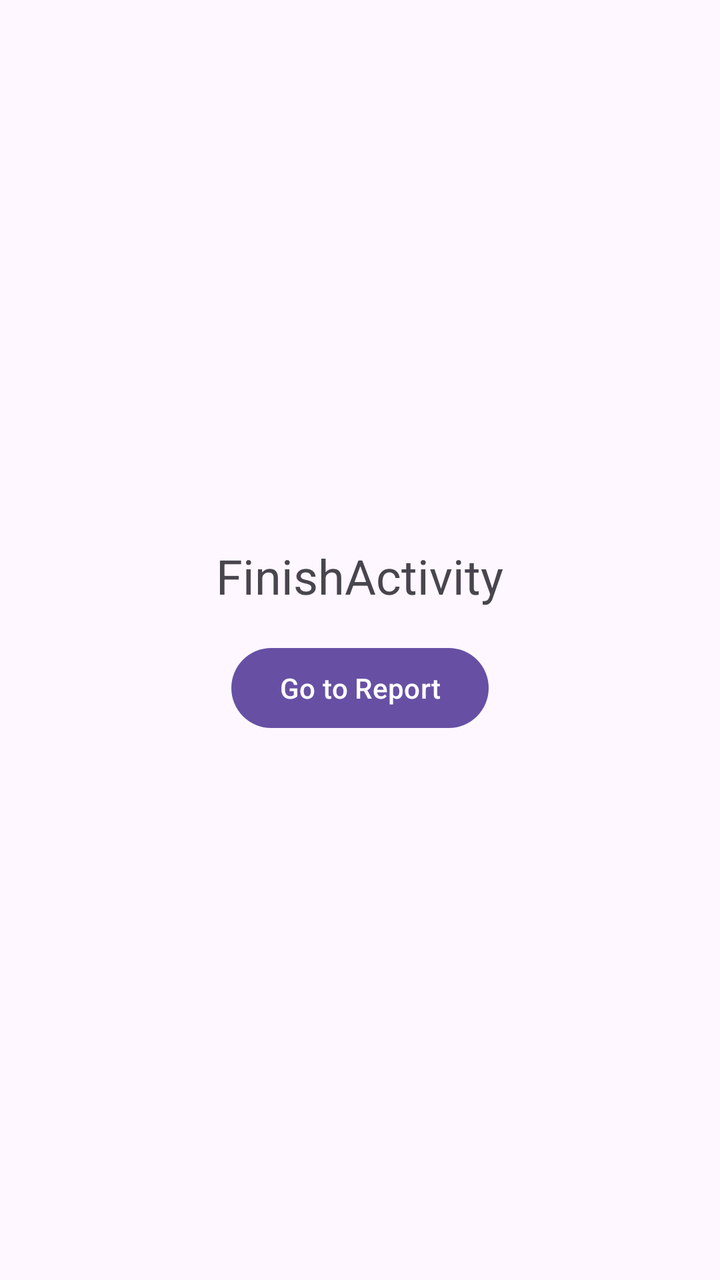
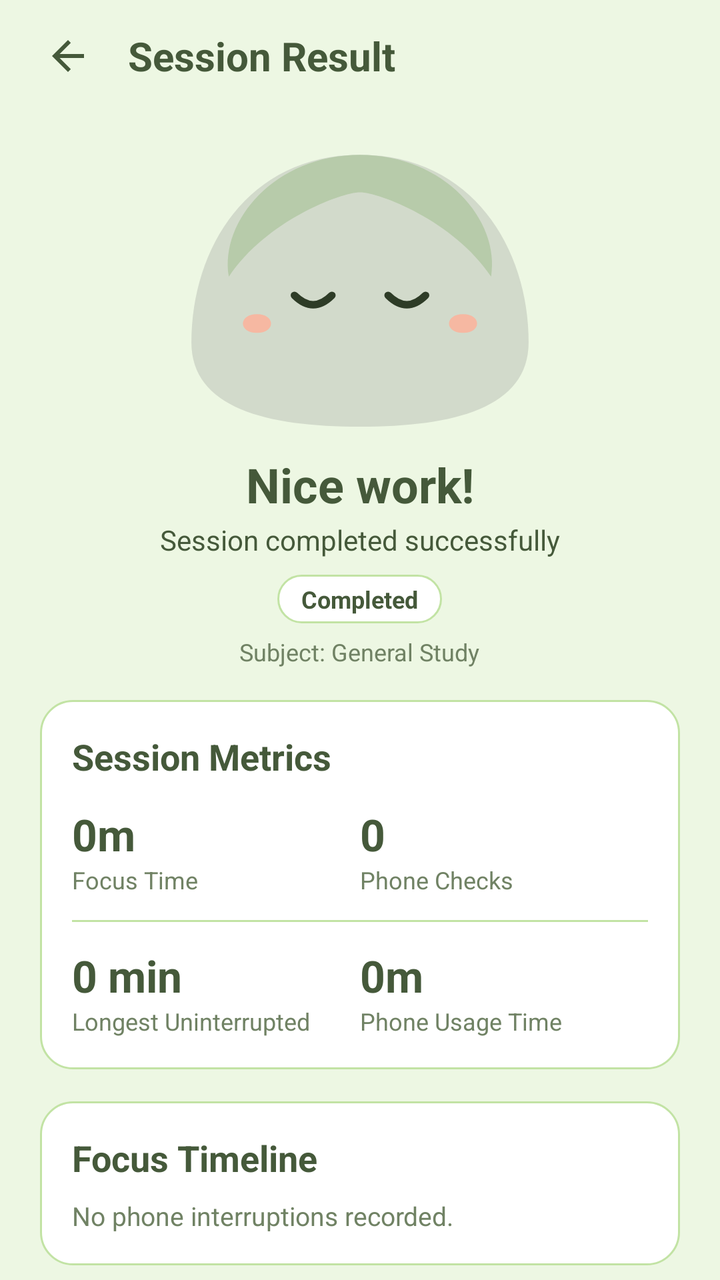

Two renders of the same Android screen: before a commit and after it. Below are the layout's source before the change and the commit's diff.
<!-- AndroidManifest.xml: application theme Theme.FocusTrace -->
<!-- res/layout/activity_finish.xml -->
<?xml version="1.0" encoding="utf-8"?>
<LinearLayout xmlns:android="http://schemas.android.com/apk/res/android"
    android:layout_width="match_parent"
    android:layout_height="match_parent"
    android:gravity="center"
    android:orientation="vertical"
    android:padding="16dp">

    <TextView
        android:id="@+id/tv_title"
        android:layout_width="wrap_content"
        android:layout_height="wrap_content"
        android:text="FinishActivity"
        android:textSize="24sp" />

    <com.google.android.material.button.MaterialButton
        android:id="@+id/btn_report"
        android:layout_width="wrap_content"
        android:layout_height="wrap_content"
        android:layout_marginTop="16dp"
        android:text="Go to Report" />

</LinearLayout>
<!-- resources referenced by this layout -->
<resources>
  <!-- unchanged entries left out for length: 2 -->
</resources>

<!-- the commit's change to res/layout/activity_finish.xml (unified diff, before → after) -->
@@ -1,23 +1,480 @@
 <?xml version="1.0" encoding="utf-8"?>
 <LinearLayout xmlns:android="http://schemas.android.com/apk/res/android"
+    xmlns:app="http://schemas.android.com/apk/res-auto"
+    xmlns:tools="http://schemas.android.com/tools"
+    android:id="@+id/finish_root"
     android:layout_width="match_parent"
     android:layout_height="match_parent"
-    android:gravity="center"
+    android:background="@color/focus_bg_light"
     android:orientation="vertical"
-    android:padding="16dp">
-
-    <TextView
-        android:id="@+id/tv_title"
-        android:layout_width="wrap_content"
-        android:layout_height="wrap_content"
-        android:text="FinishActivity"
-        android:textSize="24sp" />
-
-    <com.google.android.material.button.MaterialButton
-        android:id="@+id/btn_report"
-        android:layout_width="wrap_content"
-        android:layout_height="wrap_content"
-        android:layout_marginTop="16dp"
-        android:text="Go to Report" />
+    tools:context=".ui.FinishActivity">
+
+    
+    <LinearLayout
+        android:layout_width="match_parent"
+        android:layout_height="56dp"
+        android:gravity="center_vertical"
+        android:orientation="horizontal"
+        android:paddingHorizontal="16dp">
+
+        <ImageView
+            android:id="@+id/btn_back"
+            android:layout_width="36dp"
+            android:layout_height="36dp"
+            android:background="?attr/selectableItemBackgroundBorderless"
+            android:clickable="true"
+            android:contentDescription="Back"
+            android:focusable="true"
+            android:padding="6dp"
+            android:src="@drawable/ic_arrow_back"
+            app:tint="@color/focus_text_dark" />
+
+        <TextView
+            android:id="@+id/tv_screen_title"
+            android:layout_width="0dp"
+            android:layout_height="wrap_content"
+            android:layout_marginStart="12dp"
+            android:layout_weight="1"
+            android:text="Session Result"
+            android:textColor="@color/focus_text_dark"
+            android:textSize="20sp"
+            android:textStyle="bold" />
+    </LinearLayout>
+
+    <androidx.core.widget.NestedScrollView
+        android:layout_width="match_parent"
+        android:layout_height="0dp"
+        android:layout_weight="1"
+        android:fillViewport="true">
+
+        <LinearLayout
+            android:layout_width="match_parent"
+            android:layout_height="wrap_content"
+            android:orientation="vertical"
+            android:paddingHorizontal="20dp"
+            android:paddingTop="12dp"
+            android:paddingBottom="24dp">
+
+            
+            <LinearLayout
+                android:layout_width="match_parent"
+                android:layout_height="wrap_content"
+                android:gravity="center_horizontal"
+                android:orientation="vertical"
+                android:paddingBottom="16dp">
+
+                <ImageView
+                    android:layout_width="200dp"
+                    android:layout_height="150dp"
+                    android:contentDescription="Mascot"
+                    android:src="@drawable/ic_trace_calm_stone" />
+
+                <TextView
+                    android:id="@+id/tv_hero_heading"
+                    android:layout_width="wrap_content"
+                    android:layout_height="wrap_content"
+                    android:layout_marginTop="8dp"
+                    android:text="Nice work!"
+                    android:textColor="@color/focus_text_dark"
+                    android:textSize="24sp"
+                    android:textStyle="bold" />
+
+                <TextView
+                    android:id="@+id/tv_hero_subtext"
+                    android:layout_width="wrap_content"
+                    android:layout_height="wrap_content"
+                    android:layout_marginTop="2dp"
+                    android:text="Session completed successfully"
+                    android:textColor="@color/focus_text_dark"
+                    android:textSize="14sp" />
+
+                
+                <TextView
+                    android:id="@+id/tv_status_badge"
+                    android:layout_width="wrap_content"
+                    android:layout_height="wrap_content"
+                    android:layout_marginTop="8dp"
+                    android:background="@drawable/bg_status_badge"
+                    android:paddingHorizontal="12dp"
+                    android:paddingVertical="4dp"
+                    android:text="Completed"
+                    android:textColor="@color/focus_text_dark"
+                    android:textSize="12sp"
+                    android:textStyle="bold" />
+
+                <TextView
+                    android:id="@+id/tv_session_meta"
+                    android:layout_width="wrap_content"
+                    android:layout_height="wrap_content"
+                    android:layout_marginTop="6dp"
+                    android:text="Subject: General Study"
+                    android:textColor="@color/focus_text_secondary"
+                    android:textSize="12sp" />
+
+            </LinearLayout>
+
+            
+            <LinearLayout
+                android:layout_width="match_parent"
+                android:layout_height="wrap_content"
+                android:background="@drawable/bg_rounded_card_white"
+                android:orientation="vertical"
+                android:padding="16dp">
+
+                <TextView
+                    android:layout_width="wrap_content"
+                    android:layout_height="wrap_content"
+                    android:text="Session Metrics"
+                    android:textColor="@color/focus_text_dark"
+                    android:textSize="18sp"
+                    android:textStyle="bold" />
+
+                <LinearLayout
+                    android:layout_width="match_parent"
+                    android:layout_height="wrap_content"
+                    android:layout_marginTop="12dp"
+                    android:orientation="horizontal">
+
+                    <LinearLayout
+                        android:layout_width="0dp"
+                        android:layout_height="wrap_content"
+                        android:layout_weight="1"
+                        android:orientation="vertical">
+
+                        <TextView
+                            android:id="@+id/tv_metric_focus"
+                            android:layout_width="wrap_content"
+                            android:layout_height="wrap_content"
+                            android:text="0m"
+                            android:textColor="@color/focus_text_dark"
+                            android:textSize="22sp"
+                            android:textStyle="bold" />
+
+                        <TextView
+                            android:layout_width="wrap_content"
+                            android:layout_height="wrap_content"
+                            android:text="Focus Time"
+                            android:textColor="@color/focus_text_secondary"
+                            android:textSize="12sp" />
+                    </LinearLayout>
+
+                    <LinearLayout
+                        android:layout_width="0dp"
+                        android:layout_height="wrap_content"
+                        android:layout_weight="1"
+                        android:orientation="vertical">
+
+                        <TextView
+                            android:id="@+id/tv_metric_checks"
+                            android:layout_width="wrap_content"
+                            android:layout_height="wrap_content"
+                            android:text="0"
+                            android:textColor="@color/focus_text_dark"
+                            android:textSize="22sp"
+                            android:textStyle="bold" />
+
+                        <TextView
+                            android:layout_width="wrap_content"
+                            android:layout_height="wrap_content"
+                            android:text="Phone Checks"
+                            android:textColor="@color/focus_text_secondary"
+                            android:textSize="12sp" />
+                    </LinearLayout>
+                </LinearLayout>
+
+                <View
+                    android:layout_width="match_parent"
+                    android:layout_height="1dp"
+                    android:layout_marginVertical="12dp"
+                    android:background="@color/focus_divider" />
+
+                <LinearLayout
+                    android:layout_width="match_parent"
+                    android:layout_height="wrap_content"
+                    android:orientation="horizontal">
+
+                    <LinearLayout
+                        android:layout_width="0dp"
+                        android:layout_height="wrap_content"
+                        android:layout_weight="1"
+                        android:orientation="vertical">
+
+                        <TextView
+                            android:id="@+id/tv_metric_longest"
+                            android:layout_width="wrap_content"
+                            android:layout_height="wrap_content"
+                            android:text="0 min"
+                            android:textColor="@color/focus_text_dark"
+                            android:textSize="22sp"
+                            android:textStyle="bold" />
+
+                        <TextView
+                            android:layout_width="wrap_content"
+                            android:layout_height="wrap_content"
+                            android:text="Longest Uninterrupted"
+                            android:textColor="@color/focus_text_secondary"
+                            android:textSize="12sp" />
+                    </LinearLayout>
+
+                    <LinearLayout
+                        android:layout_width="0dp"
+                        android:layout_height="wrap_content"
+                        android:layout_weight="1"
+                        android:orientation="vertical">
+
+                        <TextView
+                            android:id="@+id/tv_metric_phone_use"
+                            android:layout_width="wrap_content"
+                            android:layout_height="wrap_content"
+                            android:text="0m"
+                            android:textColor="@color/focus_text_dark"
+                            android:textSize="22sp"
+                            android:textStyle="bold" />
+
+                        <TextView
+                            android:layout_width="wrap_content"
+                            android:layout_height="wrap_content"
+                            android:text="Phone Usage Time"
+                            android:textColor="@color/focus_text_secondary"
+                            android:textSize="12sp" />
+                    </LinearLayout>
+                </LinearLayout>
+
+            </LinearLayout>
+
+            
+            <LinearLayout
+                android:layout_width="match_parent"
+                android:layout_height="wrap_content"
+                android:layout_marginTop="16dp"
+                android:background="@drawable/bg_rounded_card_white"
+                android:orientation="vertical"
+                android:padding="16dp">
+
+                <TextView
+                    android:layout_width="match_parent"
+                    android:layout_height="wrap_content"
+                    android:text="Focus Timeline"
+                    android:textColor="@color/focus_text_dark"
+                    android:textSize="18sp"
+                    android:textStyle="bold" />
+
+                <TextView
+                    android:id="@+id/tv_timeline_summary"
+                    android:layout_width="match_parent"
+                    android:layout_height="wrap_content"
+                    android:layout_marginTop="8dp"
+                    android:text="No phone interruptions recorded."
+                    android:textColor="@color/focus_text_secondary"
+                    android:textSize="13sp" />
+            </LinearLayout>
+
+            
+            <LinearLayout
+                android:layout_width="match_parent"
+                android:layout_height="wrap_content"
+                android:layout_marginTop="16dp"
+                android:background="@drawable/bg_rounded_card_white"
+                android:orientation="vertical"
+                android:padding="16dp">
+
+                <TextView
+                    android:layout_width="match_parent"
+                    android:layout_height="wrap_content"
+                    android:text="What pulled you away"
+                    android:textColor="@color/focus_text_dark"
+                    android:textSize="18sp"
+                    android:textStyle="bold" />
+
+                <TextView
+                    android:id="@+id/tv_distractions_content"
+                    android:layout_width="match_parent"
+                    android:layout_height="wrap_content"
+                    android:layout_marginTop="8dp"
+                    android:text="Nothing pulled you away this time."
+                    android:textColor="@color/focus_text_secondary"
+                    android:textSize="13sp" />
+            </LinearLayout>
+
+            
+            <LinearLayout
+                android:layout_width="match_parent"
+                android:layout_height="wrap_content"
+                android:layout_marginTop="16dp"
+                android:background="@drawable/bg_rounded_card_white"
+                android:orientation="vertical"
+                android:padding="16dp">
+
+                <TextView
+                    android:layout_width="match_parent"
+                    android:layout_height="wrap_content"
+                    android:text="One-line Reflection"
+                    android:textColor="@color/focus_text_dark"
+                    android:textSize="18sp"
+                    android:textStyle="bold" />
+
+                <com.google.android.material.textfield.TextInputLayout
+                    style="@style/Widget.Material3.TextInputLayout.OutlinedBox"
+                    android:layout_width="match_parent"
+                    android:layout_height="wrap_content"
+                    android:layout_marginTop="8dp"
+                    android:hint="Add a short reflection for your Journal"
+                    app:boxStrokeColor="@color/focus_border_green"
+                    app:boxCornerRadiusBottomEnd="12dp"
+                    app:boxCornerRadiusBottomStart="12dp"
+                    app:boxCornerRadiusTopEnd="12dp"
+                    app:boxCornerRadiusTopStart="12dp">
+
+                    <com.google.android.material.textfield.TextInputEditText
+                        android:id="@+id/et_reflection"
+                        android:layout_width="match_parent"
+                        android:layout_height="wrap_content"
+                        android:inputType="text"
+                        android:textColor="@color/focus_text_dark"
+                        android:textSize="14sp" />
+
+                </com.google.android.material.textfield.TextInputLayout>
+
+                <com.google.android.material.button.MaterialButton
+                    android:id="@+id/btn_save_reflection"
+                    style="@style/Widget.Material3.Button.OutlinedButton"
+                    android:layout_width="wrap_content"
+                    android:layout_height="wrap_content"
+                    android:layout_gravity="end"
+                    android:layout_marginTop="8dp"
+                    android:text="Save Reflection"
+                    android:textColor="@color/focus_text_dark"
+                    app:strokeColor="@color/focus_border_green" />
+
+            </LinearLayout>
+
+            
+            <LinearLayout
+                android:layout_width="match_parent"
+                android:layout_height="wrap_content"
+                android:layout_marginTop="16dp"
+                android:background="@drawable/bg_rounded_card"
+                android:orientation="vertical"
+                android:padding="16dp">
+
+                <LinearLayout
+                    android:layout_width="match_parent"
+                    android:layout_height="wrap_content"
+                    android:gravity="center_vertical"
+                    android:orientation="horizontal">
+
+                    <ImageView
+                        android:layout_width="18dp"
+                        android:layout_height="18dp"
+                        android:contentDescription="Sparkles"
+                        android:src="@drawable/ic_sparkles"
+                        app:tint="@color/focus_text_dark" />
+
+                    <TextView
+                        android:layout_width="wrap_content"
+                        android:layout_height="wrap_content"
+                        android:layout_marginStart="8dp"
+                        android:text="Session Summary"
+                        android:textColor="@color/focus_text_dark"
+                        android:textSize="14sp"
+                        android:textStyle="bold" />
+                </LinearLayout>
+
+                <TextView
+                    android:id="@+id/tv_ai_summary_content"
+                    android:layout_width="match_parent"
+                    android:layout_height="wrap_content"
+                    android:layout_marginTop="8dp"
+                    android:text="Generating session summary..."
+                    android:textColor="@color/focus_text_dark"
+                    android:textSize="13sp" />
+            </LinearLayout>
+
+            
+            <LinearLayout
+                android:id="@+id/btn_photo_card"
+                android:layout_width="match_parent"
+                android:layout_height="wrap_content"
+                android:layout_marginTop="16dp"
+                android:background="@drawable/bg_rounded_card_white"
+                android:clickable="true"
+                android:focusable="true"
+                android:orientation="vertical"
+                android:padding="16dp">
+
+                <LinearLayout
+                    android:layout_width="match_parent"
+                    android:layout_height="wrap_content"
+                    android:gravity="center_vertical"
+                    android:orientation="horizontal">
+
+                    <ImageView
+                        android:layout_width="22dp"
+                        android:layout_height="22dp"
+                        android:contentDescription="Info"
+                        android:src="@drawable/ic_info"
+                        app:tint="@color/focus_text_dark" />
+
+                    <TextView
+                        android:layout_width="0dp"
+                        android:layout_height="wrap_content"
+                        android:layout_marginStart="8dp"
+                        android:layout_weight="1"
+                        android:text="Completion Photo (F-08)"
+                        android:textColor="@color/focus_text_dark"
+                        android:textSize="16sp"
+                        android:textStyle="bold" />
+
+                    <ImageView
+                        android:layout_width="18dp"
+                        android:layout_height="18dp"
+                        android:contentDescription="Chevron"
+                        android:src="@drawable/ic_chevron_right"
+                        app:tint="@color/focus_text_dark" />
+                </LinearLayout>
+
+                <TextView
+                    android:layout_width="match_parent"
+                    android:layout_height="wrap_content"
+                    android:layout_marginTop="6dp"
+                    android:text="Add a photo of your study space to complete your session record."
+                    android:textColor="@color/focus_text_secondary"
+                    android:textSize="13sp" />
+
+                <TextView
+                    android:id="@+id/tv_photo_status_note"
+                    android:layout_width="match_parent"
+                    android:layout_height="wrap_content"
+                    android:layout_marginTop="4dp"
+                    android:text="Tap to view photo flow UI. CameraX capture implementation in next phase."
+                    android:textColor="@color/focus_text_dark"
+                    android:textSize="12sp"
+                    android:textStyle="italic" />
+            </LinearLayout>
+
+            
+            <LinearLayout
+                android:id="@+id/btn_done"
+                android:layout_width="match_parent"
+                android:layout_height="52dp"
+                android:layout_marginTop="24dp"
+                android:background="@drawable/bg_button_primary"
+                android:clickable="true"
+                android:focusable="true"
+                android:gravity="center"
+                android:orientation="horizontal">
+
+                <TextView
+                    android:layout_width="wrap_content"
+                    android:layout_height="wrap_content"
+                    android:text="Go to Home"
+                    android:textColor="@color/focus_text_dark"
+                    android:textSize="18sp"
+                    android:textStyle="bold" />
+            </LinearLayout>
+
+        </LinearLayout>
+
+    </androidx.core.widget.NestedScrollView>
 
 </LinearLayout>
<!-- resource entries referenced after the edit -->
@@ -1,5 +1,133 @@
 <!-- resources referenced by this layout -->
 <resources>
+  <color name="focus_bg_light">#EDF7E3</color>
+  <color name="focus_border_green">#C2E3A4</color>
+  <color name="focus_divider">#C2E3A4</color>
+  <color name="focus_text_dark">#45593A</color>
+  <color name="focus_text_secondary">#708264</color>
+  <!-- drawable bg_button_primary (drawable) -->
+  <?xml version="1.0" encoding="utf-8"?>
+  <ripple xmlns:android="http://schemas.android.com/apk/res/android"
+      android:color="#20000000">
+      <item>
+          <shape android:shape="rectangle">
+              <solid android:color="@color/focus_brand_green" />
+              <corners android:radius="14dp" />
+          </shape>
+      </item>
+  </ripple>
+  <!-- drawable bg_rounded_card (drawable) -->
+  <?xml version="1.0" encoding="utf-8"?>
+  <shape xmlns:android="http://schemas.android.com/apk/res/android"
+      android:shape="rectangle">
+      <solid android:color="@color/focus_bg_light" />
+      <stroke
+          android:width="1dp"
+          android:color="@color/focus_border_green" />
+      <corners android:radius="16dp" />
+  </shape>
+  <!-- drawable bg_rounded_card_white (drawable) -->
+  <?xml version="1.0" encoding="utf-8"?>
+  <shape xmlns:android="http://schemas.android.com/apk/res/android"
+      android:shape="rectangle">
+      <solid android:color="@color/focus_surface_white" />
+      <stroke
+          android:width="1dp"
+          android:color="@color/focus_border_green" />
+      <corners android:radius="16dp" />
+  </shape>
+  <!-- drawable bg_status_badge (drawable) -->
+  <?xml version="1.0" encoding="utf-8"?>
+  <shape xmlns:android="http://schemas.android.com/apk/res/android"
+      android:shape="rectangle">
+      <solid android:color="@color/focus_surface_white" />
+      <stroke
+          android:width="1dp"
+          android:color="@color/focus_border_green" />
+      <corners android:radius="100dp" />
+  </shape>
+  <!-- drawable ic_arrow_back (drawable) -->
+  <vector xmlns:android="http://schemas.android.com/apk/res/android"
+      android:width="24dp"
+      android:height="24dp"
+      android:viewportWidth="24"
+      android:viewportHeight="24">
+    <path
+        android:fillColor="#45593A"
+        android:pathData="M20,11H7.83l5.59,-5.59L12,4l-8,8l8,8l1.41,-1.41L7.83,13H20v-2z"/>
+  </vector>
+  <!-- drawable ic_chevron_right (drawable) -->
+  <vector xmlns:android="http://schemas.android.com/apk/res/android"
+      android:width="24dp"
+      android:height="24dp"
+      android:viewportWidth="24"
+      android:viewportHeight="24">
+    <path
+        android:fillColor="#45593A"
+        android:pathData="M10,6L8.59,7.41L13.17,12l-4.58,4.59L10,18l6,-6z"/>
+  </vector>
+  <!-- drawable ic_info (drawable) -->
+  <vector xmlns:android="http://schemas.android.com/apk/res/android"
+      android:width="24dp"
+      android:height="24dp"
+      android:viewportWidth="24"
+      android:viewportHeight="24">
+    <path
+        android:fillColor="#45593A"
+        android:pathData="M12,2C6.48,2 2,6.48 2,12s4.48,10 10,10 10,-4.48 10,-10S17.52,2 12,2zm1,15h-2v-6h2v6zm0,-8h-2V7h2v2z"/>
+  </vector>
+  <!-- drawable ic_sparkles (drawable) -->
+  <vector xmlns:android="http://schemas.android.com/apk/res/android"
+      android:width="24dp"
+      android:height="24dp"
+      android:viewportWidth="24"
+      android:viewportHeight="24">
+    <path
+        android:fillColor="#45593A"
+        android:pathData="M12,2L14.5,8.5L21,11L14.5,13.5L12,20L9.5,13.5L3,11L9.5,8.5L12,2Z"/>
+  </vector>
+  <!-- drawable ic_trace_calm_stone (drawable) -->
+  <vector xmlns:android="http://schemas.android.com/apk/res/android"
+      android:width="200dp"
+      android:height="160dp"
+      android:viewportWidth="200"
+      android:viewportHeight="160">
+  
+    
+    <path
+        android:fillColor="#D2DACB"
+        android:pathData="M100,10 C160,10 190,60 190,110 C190,145 150,155 100,155 C50,155 10,145 10,110 C10,60 40,10 100,10 Z" />
+  
+    
+    <path
+        android:fillColor="#B7CBAA"
+        android:pathData="M100,10 C145,10 175,45 170,75 C150,45 110,30 100,30 C90,30 50,45 30,75 C25,45 55,10 100,10 Z" />
+  
+    
+    <path
+        android:fillColor="#F6B8A2"
+        android:pathData="M45,95 C55,95 55,105 45,105 C35,105 35,95 45,95 Z" />
+  
+    
+    <path
+        android:fillColor="#F6B8A2"
+        android:pathData="M155,95 C165,95 165,105 155,105 C145,105 145,95 155,95 Z" />
+  
+    
+    <path
+        android:strokeColor="#2E3C27"
+        android:strokeWidth="4"
+        android:strokeLineCap="round"
+        android:pathData="M65,85 Q75,95 85,85" />
+  
+    <path
+        android:strokeColor="#2E3C27"
+        android:strokeWidth="4"
+        android:strokeLineCap="round"
+        android:pathData="M115,85 Q125,95 135,85" />
+  </vector>
+  <color name="focus_brand_green">#88C26C</color>
+  <color name="focus_surface_white">#FFFFFF</color>
   <!-- unchanged entries left out for length: 2 -->
 </resources>
 
